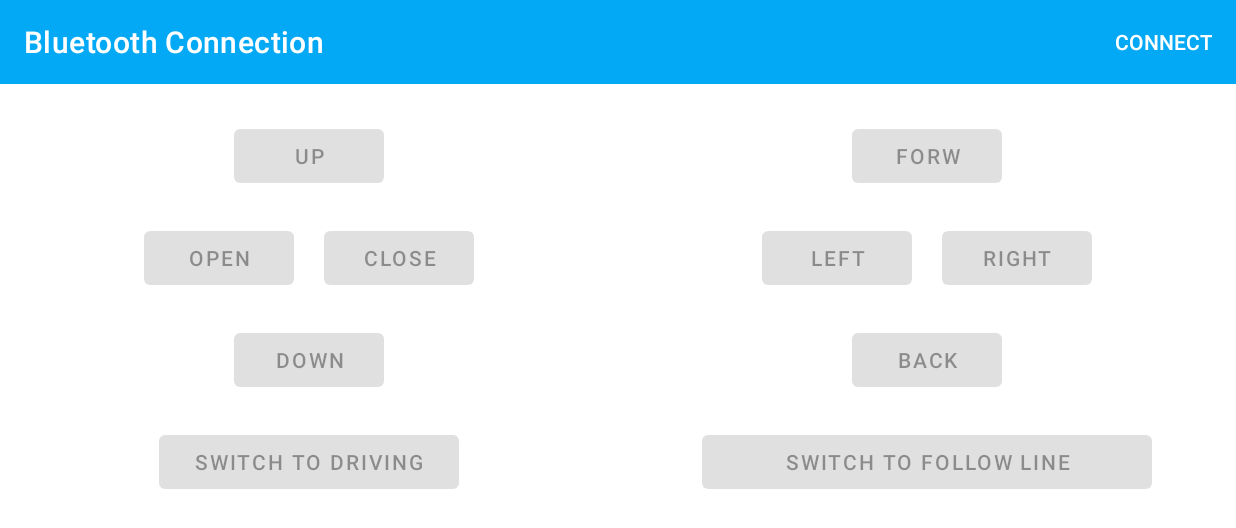
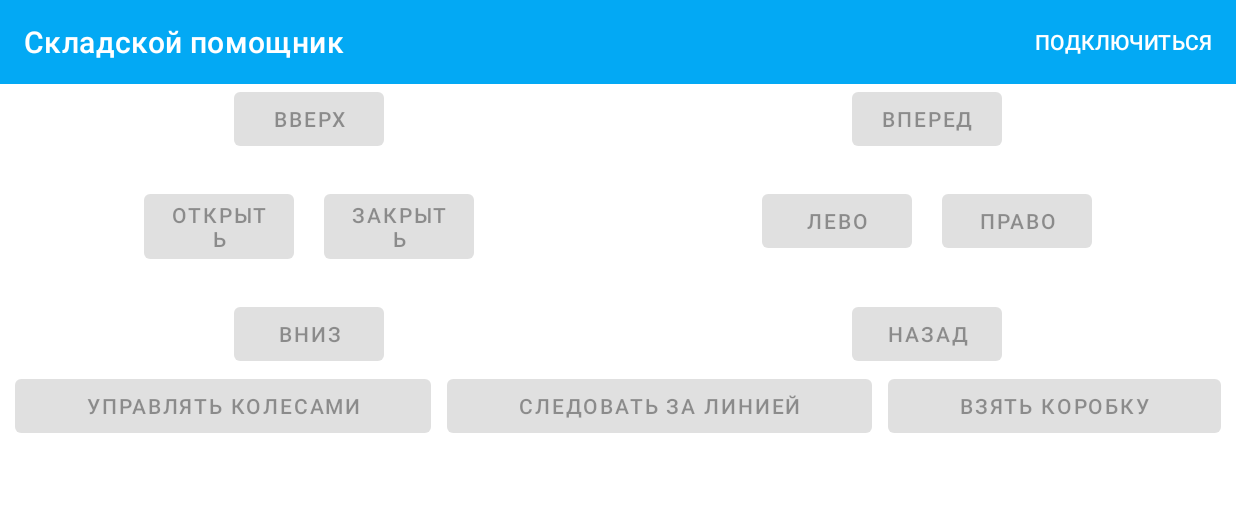
Before and after one commit to pohape/AutopilotWarehouse, an Android app: the screen it shows after launch (MainActivity), on a phone screen of 824 x 412 dp (held sideways). Shown: the top 528 px of the screen. Run offline under Robolectric (Android 15) with nearby library versions, the phone set to English and light mode, and no system bars.

Commit message:
Managing from Android app

```diff
--- a/AndroidApp/app/src/main/java/com/droiduino/bluetoothconn/MainActivity.java
+++ b/AndroidApp/app/src/main/java/com/droiduino/bluetoothconn/MainActivity.java
@@ -1,5 +1,6 @@
 package com.droiduino.bluetoothconn;
 
+import android.annotation.SuppressLint;
 import android.bluetooth.BluetoothAdapter;
 import android.bluetooth.BluetoothDevice;
 import android.bluetooth.BluetoothSocket;
@@ -13,8 +14,6 @@ import android.view.MotionEvent;
 import android.view.View;
 import android.widget.Button;
 import android.widget.ProgressBar;
-import android.widget.TextView;
-import android.widget.Toast;
 
 import androidx.annotation.NonNull;
 import androidx.appcompat.app.AppCompatActivity;
@@ -80,15 +79,23 @@ public class MainActivity extends AppCompatActivity {
     private final static int BT_COMMAND_WHEELS_RIGHT_BACK_PRESSED = 27;
     private final static int BT_COMMAND_WHEELS_RIGHT_BACK_RELEASED = 28;
 
-    private final static int BT_COMMAND_SWITCH_MODE = 29;
+    private final static int BT_COMMAND_SET_MODE_MANUAL = 101;
+    private final static int BT_COMMAND_SET_MODE_FOLLOW_LINE = 102;
+    private final static int BT_COMMAND_SET_MODE_TAKE_PACKAGE = 104;
 
-    private int mode = 1;
+    private final static int MODE_MANUAL = 1;
+    private final static int MODE_FOLLOW_LINE = 2;
+    private final static int MODE_AROUND_OBSTACLE = 3;
+    private final static int MODE_TAKE_PACKAGE = 4;
+
+    private int currentMode = MODE_MANUAL;
     private boolean armScreen = true;
 
     protected Toolbar toolbar;
 
-    protected Button buttonSwitchToDrivingOrToArm;
-    protected Button buttonSwitchToFollowLineOrManual;
+    protected Button buttonSwitchToFollowLine;
+    protected Button buttonSwitchToTakePackage;
+    protected Button buttonSwitchToManual;
     protected Button buttonForward;
     protected Button buttonBack;
     protected Button buttonLeft;
@@ -98,14 +105,23 @@ public class MainActivity extends AppCompatActivity {
     protected Button buttonOpen;
     protected Button buttonClose;
 
+    protected void setButtonsVisibility(boolean manual, boolean followLine, boolean takePackage) {
+        if (manual) {
+            buttonSwitchToManual.setText("Ручной режим");
+        } else {
+            buttonSwitchToManual.setText("Управлять " + (armScreen ? "колесами" : "рукой"));
+        }
+
+        buttonSwitchToManual.setEnabled(true);
+        buttonSwitchToFollowLine.setEnabled(followLine);
+        buttonSwitchToTakePackage.setEnabled(takePackage);
+    }
+
     protected void switchScreenToManual() {
-        mode = 1;
-        toolbar.setTitle("Current mode: manual " + (armScreen ? "ARM" : "DRIVING"));
-        buttonSwitchToFollowLineOrManual.setText("Switch to follow line mode");
-        buttonSwitchToDrivingOrToArm.setText("Switch to " + (armScreen ? "DRIVING" : "ARM control"));
+        currentMode = MODE_MANUAL;
 
-        buttonSwitchToDrivingOrToArm.setEnabled(true);
-        buttonSwitchToFollowLineOrManual.setEnabled(true);
+        toolbar.setTitle("Текущий режим: ручное управление " + (armScreen ? "рукой" : "колесами"));
+        setButtonsVisibility(false, true, true);
 
         buttonUp.setEnabled(armScreen);
         buttonDown.setEnabled(armScreen);
@@ -116,18 +132,13 @@ public class MainActivity extends AppCompatActivity {
         buttonLeft.setEnabled(true);
         buttonRight.setEnabled(true);
         buttonBack.setEnabled(true);
-
-
-        Toast.makeText(MainActivity.this, "Switched to MANUAL mode", Toast.LENGTH_SHORT).show();
     }
 
     protected void switchScreenToFollowLine() {
-        mode = 2;
-        toolbar.setTitle("Current mode: following the line");
-        buttonSwitchToFollowLineOrManual.setText("Switch to manual mode");
+        currentMode = MODE_FOLLOW_LINE;
+        toolbar.setTitle("Текущий режим: следую за линией");
 
-        buttonSwitchToDrivingOrToArm.setEnabled(true);
-        buttonSwitchToFollowLineOrManual.setEnabled(true);
+        setButtonsVisibility(true, false, true);
 
         buttonUp.setEnabled(false);
         buttonDown.setEnabled(false);
@@ -138,16 +149,13 @@ public class MainActivity extends AppCompatActivity {
         buttonLeft.setEnabled(false);
         buttonRight.setEnabled(false);
         buttonBack.setEnabled(false);
-        Toast.makeText(MainActivity.this, "Switched to FOLLOW LINE mode", Toast.LENGTH_SHORT).show();
     }
 
     protected void switchScreenToObstacle() {
-        mode = 3;
-        toolbar.setTitle("Current mode: going around an obstacle");
-        buttonSwitchToFollowLineOrManual.setText("Switch to manual mode");
+        currentMode = MODE_AROUND_OBSTACLE;
+        toolbar.setTitle("Текущий режим: объезжаю препятствие");
 
-        buttonSwitchToDrivingOrToArm.setEnabled(true);
-        buttonSwitchToFollowLineOrManual.setEnabled(true);
+        setButtonsVisibility(true, false, false);
 
         buttonUp.setEnabled(false);
         buttonDown.setEnabled(false);
@@ -158,9 +166,26 @@ public class MainActivity extends AppCompatActivity {
         buttonLeft.setEnabled(false);
         buttonRight.setEnabled(false);
         buttonBack.setEnabled(false);
-        Toast.makeText(MainActivity.this, "Switched to OBSTACLE mode", Toast.LENGTH_SHORT).show();
     }
 
+    protected void switchScreenToTakePackage() {
+        currentMode = MODE_TAKE_PACKAGE;
+        toolbar.setTitle("Текущий режим: беру коробку");
+
+        setButtonsVisibility(true, true, false);
+
+        buttonUp.setEnabled(false);
+        buttonDown.setEnabled(false);
+        buttonOpen.setEnabled(false);
+        buttonClose.setEnabled(false);
+
+        buttonForward.setEnabled(false);
+        buttonLeft.setEnabled(false);
+        buttonRight.setEnabled(false);
+        buttonBack.setEnabled(false);
+    }
+
+    @SuppressLint("ClickableViewAccessibility")
     @Override
     protected void onCreate(Bundle savedInstanceState) {
         super.onCreate(savedInstanceState);
@@ -169,11 +194,14 @@ public class MainActivity extends AppCompatActivity {
         toolbar = findViewById(R.id.toolbar);
 
         // buttons
-        buttonSwitchToDrivingOrToArm = findViewById(R.id.switchScreen);
-        buttonSwitchToDrivingOrToArm.setEnabled(false);
+        buttonSwitchToFollowLine = findViewById(R.id.followLineMode);
+        buttonSwitchToFollowLine.setEnabled(false);
 
-        buttonSwitchToFollowLineOrManual = findViewById(R.id.switchMode);
-        buttonSwitchToFollowLineOrManual.setEnabled(false);
+        buttonSwitchToTakePackage = findViewById(R.id.takePackageMode);
+        buttonSwitchToTakePackage.setEnabled(false);
+
+        buttonSwitchToManual = findViewById(R.id.manualMode);
+        buttonSwitchToManual.setEnabled(false);
 
         buttonForward = findViewById(R.id.buttonForward);
         buttonForward.setEnabled(false);
@@ -203,7 +231,6 @@ public class MainActivity extends AppCompatActivity {
         final Button buttonConnect = findViewById(R.id.buttonConnect);
         final Toolbar toolbar = findViewById(R.id.toolbar);
         final ProgressBar progressBarConnecting = findViewById(R.id.progressBarConnecting);
-        final TextView textViewArduinoMessages = findViewById(R.id.textViewArduinoMessages);
 
         // If a bluetooth device has been selected from SelectDeviceActivity
         deviceName = getIntent().getStringExtra("deviceName");
@@ -211,7 +238,7 @@ public class MainActivity extends AppCompatActivity {
             // Get the device address to make BT Connection
             String deviceAddress = getIntent().getStringExtra("deviceAddress");
             // Show progress and connection status
-            toolbar.setSubtitle("Connecting to " + deviceName + "...");
+            toolbar.setSubtitle("Пытаюсь соедениться с " + deviceName + "...");
             progressBarConnecting.setVisibility(View.VISIBLE);
             buttonConnect.setEnabled(false);
 
@@ -235,7 +262,7 @@ public class MainActivity extends AppCompatActivity {
                     case CONNECTING_STATUS:
                         switch (msg.arg1) {
                             case 1:
-                                toolbar.setSubtitle("Connected to " + deviceName);
+                                toolbar.setSubtitle("Подключено к " + deviceName);
                                 progressBarConnecting.setVisibility(View.GONE);
 
                                 buttonConnect.setEnabled(true);
@@ -243,7 +270,7 @@ public class MainActivity extends AppCompatActivity {
 
                                 break;
                             case -1:
-                                toolbar.setSubtitle("Device fails to connect");
+                                toolbar.setSubtitle("Не получается подключиться, перезапустите");
                                 progressBarConnecting.setVisibility(View.GONE);
 
                                 buttonForward.setEnabled(false);
@@ -258,8 +285,9 @@ public class MainActivity extends AppCompatActivity {
                                 buttonOpen.setEnabled(false);
                                 buttonClose.setEnabled(false);
 
-                                buttonSwitchToDrivingOrToArm.setEnabled(false);
-                                buttonSwitchToFollowLineOrManual.setEnabled(false);
+                                buttonSwitchToFollowLine.setEnabled(false);
+                                buttonSwitchToTakePackage.setEnabled(false);
+                                buttonSwitchToManual.setEnabled(false);
 
                                 break;
                         }
@@ -268,12 +296,19 @@ public class MainActivity extends AppCompatActivity {
                     case MESSAGE_READ:
                         String arduinoMsg = msg.obj.toString().trim(); // Read message from Arduino
 
-                        if (arduinoMsg.equals("1")) {
-                            switchScreenToManual();
-                        } else if (arduinoMsg.equals("2")) {
-                            switchScreenToFollowLine();
-                        } else if (arduinoMsg.equals("3")) {
-                            switchScreenToObstacle();
+                        switch (Integer.valueOf(arduinoMsg)) {
+                            case MODE_MANUAL:
+                                switchScreenToManual();
+                                break;
+                            case MODE_FOLLOW_LINE:
+                                switchScreenToFollowLine();
+                                break;
+                            case MODE_AROUND_OBSTACLE:
+                                switchScreenToObstacle();
+                                break;
+                            case MODE_TAKE_PACKAGE:
+                                switchScreenToTakePackage();
+                                break;
                         }
 
                         break;
@@ -289,19 +324,19 @@ public class MainActivity extends AppCompatActivity {
         });
 
         // buttons on click
-        buttonSwitchToDrivingOrToArm.setOnClickListener(v -> {
-            armScreen = !armScreen;
-            switchScreenToManual();
-        });
+        buttonSwitchToTakePackage.setOnClickListener(v -> connectedThread.write(BT_COMMAND_SET_MODE_TAKE_PACKAGE));
 
-        buttonSwitchToFollowLineOrManual.setOnClickListener(v -> {
-            connectedThread.write(BT_COMMAND_SWITCH_MODE);
+        buttonSwitchToTakePackage.setOnClickListener(v -> connectedThread.write(BT_COMMAND_SET_MODE_TAKE_PACKAGE));
 
-//            if (mode == 1) {
-//                switchScreenToFollowLine();
-//            } else if (mode == 2 || mode == 3) {
-//                switchScreenToManual();
-//            }
+        buttonSwitchToFollowLine.setOnClickListener(v -> connectedThread.write(BT_COMMAND_SET_MODE_FOLLOW_LINE));
+
+        buttonSwitchToManual.setOnClickListener(v -> {
+            if (currentMode == MODE_MANUAL) {
+                armScreen = !armScreen;
+                switchScreenToManual();
+            } else {
+                connectedThread.write(BT_COMMAND_SET_MODE_MANUAL);
+            }
         });
 
         buttonForward.setOnTouchListener((v, event) -> {
@@ -388,7 +423,7 @@ public class MainActivity extends AppCompatActivity {
     /* ============================ Thread to Create Bluetooth Connection =================================== */
     public static class CreateConnectThread extends Thread {
 
-        public CreateConnectThread(BluetoothAdapter bluetoothAdapter, String address) {
+        CreateConnectThread(BluetoothAdapter bluetoothAdapter, String address) {
             /*
             Use a temporary object that is later assigned to mmSocket
             because mmSocket is final.
@@ -441,7 +476,7 @@ public class MainActivity extends AppCompatActivity {
         }
 
         // Closes the client socket and causes the thread to finish.
-        public void cancel() {
+        void cancel() {
             try {
                 mmSocket.close();
             } catch (IOException e) {
@@ -456,7 +491,7 @@ public class MainActivity extends AppCompatActivity {
         private final InputStream mmInStream;
         private final OutputStream mmOutStream;
 
-        public ConnectedThread(BluetoothSocket socket) {
+        ConnectedThread(BluetoothSocket socket) {
             mmSocket = socket;
             InputStream tmpIn = null;
             OutputStream tmpOut = null;
@@ -501,6 +536,7 @@ public class MainActivity extends AppCompatActivity {
         }
 
         /* Call this from the main activity to send data to the remote device */
+        @SuppressWarnings("unused")
         public void write(String input) {
             byte[] bytes = input.getBytes(); //converts entered String into bytes
             try {
@@ -511,7 +547,7 @@ public class MainActivity extends AppCompatActivity {
             }
         }
 
-        public void write(int input) {
+        void write(int input) {
             try {
                 mmOutStream.write(input);
                 mmOutStream.flush();
@@ -521,6 +557,7 @@ public class MainActivity extends AppCompatActivity {
         }
 
         /* Call this from the main activity to shutdown the connection */
+        @SuppressWarnings("unused")
         public void cancel() {
             try {
                 mmSocket.close();
--- a/AndroidApp/app/src/main/res/layout-land/activity_main.xml
+++ b/AndroidApp/app/src/main/res/layout-land/activity_main.xml
@@ -15,7 +15,7 @@
         app:layout_constraintStart_toStartOf="parent"
         app:layout_constraintTop_toTopOf="parent"
         app:subtitleTextColor="@android:color/background_light"
-        app:title="Bluetooth Connection"
+        app:title="Складской помощник"
         app:titleTextColor="@android:color/background_light" />
 
     <Button
@@ -51,7 +51,7 @@
             android:id="@+id/firstLine"
             android:layout_width="match_parent"
             android:layout_height="wrap_content"
-            android:layout_marginTop="80dp"
+            android:layout_marginTop="55dp"
             android:baselineAligned="false"
             android:orientation="horizontal">
 
@@ -192,50 +192,44 @@
             android:id="@+id/fourhtLine"
             android:layout_width="match_parent"
             android:layout_height="wrap_content"
-            android:layout_marginTop="20dp"
+            android:layout_marginTop="0dp"
             android:baselineAligned="false"
             android:orientation="horizontal">
 
-            <LinearLayout
-                android:layout_width="match_parent"
-                android:layout_height="match_parent"
+            <Button
+                android:id="@+id/manualMode"
+                android:layout_width="wrap_content"
+                android:layout_height="wrap_content"
+                android:layout_marginStart="10dp"
+                android:layout_marginEnd="5dp"
                 android:layout_weight="1"
-                android:gravity="center">
+                android:text="@string/drive" />
 
             <Button
-                    android:id="@+id/switchScreen"
+                android:id="@+id/followLineMode"
                 android:layout_width="wrap_content"
                 android:layout_height="wrap_content"
-                    android:width="200dp"
-                    android:text="Switch to DRIVING" />
-            </LinearLayout>
-
-            <LinearLayout
-                android:layout_width="match_parent"
-                android:layout_height="match_parent"
+                android:layout_marginStart="5dp"
+                android:layout_marginEnd="5dp"
                 android:layout_weight="1"
-                android:gravity="center">
+                android:text="@string/follow_line_mode" />
 
             <Button
-                    android:id="@+id/switchMode"
+                android:id="@+id/takePackageMode"
                 android:layout_width="wrap_content"
                 android:layout_height="wrap_content"
-                    android:width="300dp"
-                    android:text="Switch to FOLLOW LINE" />
+                android:layout_marginStart="5dp"
+                android:layout_marginEnd="10dp"
+                android:layout_weight="1"
+                android:text="@string/take_package_mode" />
+            <!--            <Button-->
+            <!--                android:id="@+id/manualMode"-->
+            <!--                android:layout_width="wrap_content"-->
+            <!--                android:layout_height="wrap_content"-->
+            <!--                android:layout_marginStart="5dp"-->
+            <!--                android:layout_marginEnd="10dp"-->
+            <!--                android:layout_weight="1"-->
+            <!--                android:text="Ручной режим" />-->
         </LinearLayout>
     </LinearLayout>
-
-        <TextView
-            android:id="@+id/textViewArduinoMessages"
-            android:layout_width="match_parent"
-            android:layout_height="match_parent"
-            android:layout_marginStart="16dp"
-            android:layout_marginTop="16dp"
-            android:layout_marginEnd="16dp"
-            android:textAlignment="center"
-            android:textStyle="italic"
-            app:layout_constraintEnd_toEndOf="parent"
-            app:layout_constraintHorizontal_bias="0.5"
-            app:layout_constraintStart_toStartOf="parent" />
-    </LinearLayout>
 </androidx.constraintlayout.widget.ConstraintLayout>
--- a/AndroidApp/app/src/main/res/values/strings.xml
+++ b/AndroidApp/app/src/main/res/values/strings.xml
@@ -1,12 +1,15 @@
 <resources>
-    <string name="app_name">Droiduino Bluetooth Connection</string>
-    <string name="connect">Connect</string>
-    <string name="up">UP</string>
-    <string name="forward">FORW</string>
-    <string name="open">OPEN</string>
-    <string name="close">CLOSE</string>
-    <string name="left">LEFT</string>
-    <string name="right">RIGHT</string>
-    <string name="down">DOWN</string>
-    <string name="back">BACK</string>
+    <string name="app_name">Дипломная работа Гевейлер Олеси</string>
+    <string name="connect">Подключиться</string>
+    <string name="up">ВВЕРХ</string>
+    <string name="forward">ВПЕРЕД</string>
+    <string name="open">ОТКРЫТЬ</string>
+    <string name="close">ЗАКРЫТЬ</string>
+    <string name="left">ЛЕВО</string>
+    <string name="right">ПРАВО</string>
+    <string name="down">ВНИЗ</string>
+    <string name="back">НАЗАД</string>
+    <string name="follow_line_mode">Следовать за линией</string>
+    <string name="drive">Управлять колесами</string>
+    <string name="take_package_mode">Взять коробку</string>
 </resources>
```
Also changed, not shown: 3 other files. Lines whose indentation alone changed are shown as unchanged.
